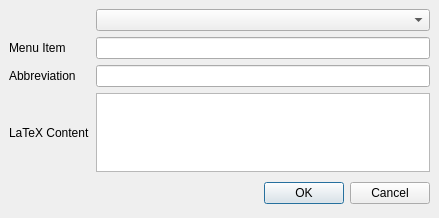
Before: the Qt Designer form usermenudialog.ui in svn2github/texstudio-trunk, drawn with Qt 5.
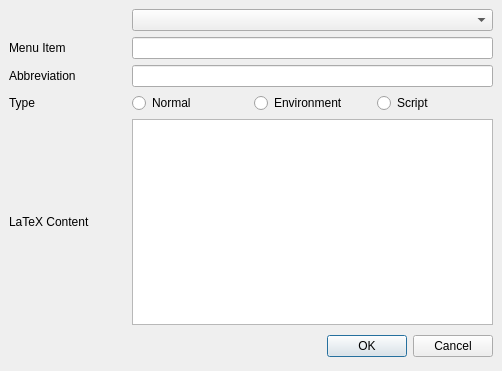
After: the same form once the commit is applied.

Commit message: some user script improvements

The edit to the form file:
```diff
--- a/usermenudialog.ui
+++ b/usermenudialog.ui
@@ -6,8 +6,8 @@
    <rect>
     <x>0</x>
     <y>0</y>
-    <width>439</width>
-    <height>218</height>
+    <width>502</width>
+    <height>371</height>
    </rect>
   </property>
   <property name="windowTitle">
@@ -65,10 +65,10 @@
      <property name="spacing">
       <number>6</number>
      </property>
-     <item row="3" column="1">
+     <item row="5" column="1" colspan="3">
       <widget class="QTextEdit" name="tagEdit"/>
      </item>
-     <item row="0" column="1">
+     <item row="0" column="1" colspan="3">
       <widget class="QComboBox" name="comboBox"/>
      </item>
      <item row="1" column="0">
@@ -78,17 +78,17 @@
        </property>
       </widget>
      </item>
-     <item row="1" column="1">
+     <item row="1" column="1" colspan="3">
       <widget class="QLineEdit" name="itemEdit"/>
      </item>
-     <item row="3" column="0">
+     <item row="5" column="0">
       <widget class="QLabel" name="label_2">
        <property name="text">
         <string>LaTeX Content</string>
        </property>
       </widget>
      </item>
-     <item row="2" column="1">
+     <item row="2" column="1" colspan="3">
       <widget class="QLineEdit" name="abbrevEdit"/>
      </item>
      <item row="2" column="0">
@@ -98,6 +98,34 @@
        </property>
       </widget>
      </item>
+     <item row="3" column="1">
+      <widget class="QRadioButton" name="radioButtonNormal">
+       <property name="text">
+        <string>Normal</string>
+       </property>
+      </widget>
+     </item>
+     <item row="3" column="3">
+      <widget class="QRadioButton" name="radioButtonScript">
+       <property name="text">
+        <string>Script</string>
+       </property>
+      </widget>
+     </item>
+     <item row="3" column="2">
+      <widget class="QRadioButton" name="radioButtonEnvironment">
+       <property name="text">
+        <string>Environment</string>
+       </property>
+      </widget>
+     </item>
+     <item row="3" column="0">
+      <widget class="QLabel" name="label_4">
+       <property name="text">
+        <string>Type</string>
+       </property>
+      </widget>
+     </item>
     </layout>
    </item>
   </layout>
```
The commit also changes 11 other files.
